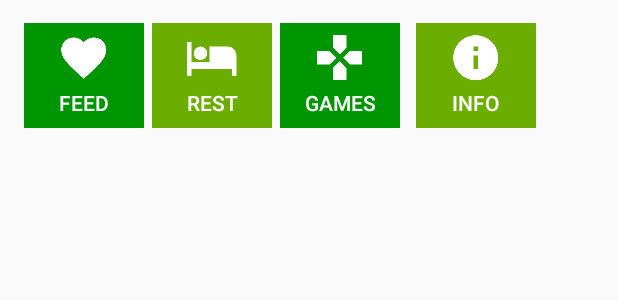
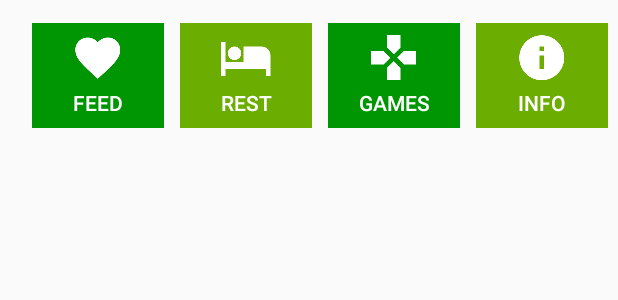
Before and after one commit to a-rmz/Pocket-zalcoatl, an Android app: the layout toolbar_activities.xml on its own in the app's theme, with its tools: preview values and no code run, on a phone screen of 412 x 824 dp. Shown: the top 300 px of the screen. Run offline under Robolectric (Android 15) with nearby library versions, the phone set to English and light mode, and no system bars.

```diff
--- a/app/build.gradle
+++ b/app/build.gradle
@@ -23,4 +23,5 @@ dependencies {
     compile fileTree(dir: 'libs', include: ['*.jar'])
     testCompile 'junit:junit:4.12'
     compile 'com.android.support:appcompat-v7:23.1.1'
+    compile 'com.android.support:design:23.2.0'
 }
--- a/app/src/main/res/layout/activity_main.xml
+++ b/app/src/main/res/layout/activity_main.xml
@@ -1,6 +1,6 @@
 <?xml version="1.0" encoding="utf-8"?>
 <RelativeLayout xmlns:android="http://schemas.android.com/apk/res/android"
-                xmlns:app="http://schemas.android.com/apk/res-auto"
+                android:id="@+id/main_screen"
                 xmlns:tools="http://schemas.android.com/tools"
                 android:orientation="vertical"
                 android:layout_width="match_parent"
--- a/app/src/main/res/layout/toolbar_activities.xml
+++ b/app/src/main/res/layout/toolbar_activities.xml
@@ -8,9 +8,15 @@
     android:padding="10dp"
     android:layout_alignParentBottom="true">
 
+
+    <LinearLayout
+        android:layout_width="wrap_content"
+        android:layout_height="wrap_content">
+
         <Button
             android:id="@+id/button_feed"
-        android:layout_width="@dimen/activity_button_width"
+            android:layout_width="0dp"
+            android:layout_weight="1"
             android:layout_height="@dimen/activity_button_height"
             style="?attr/borderlessButtonStyle"
             android:layout_margin="5dp"
@@ -18,12 +24,14 @@
             android:background="@color/colorPrimaryDark"
             android:drawableTop="@drawable/ic_favorite_white_36dp"
             android:textColor="@android:color/white"
-        android:text="Feed"/>
+            android:text="Feed"
+            />
 
 
         <Button
-        android:id="@+id/button_clean"
-        android:layout_width="@dimen/activity_button_width"
+            android:id="@+id/button_rest"
+            android:layout_width="0dp"
+            android:layout_weight="1"
             android:layout_height="@dimen/activity_button_height"
             style="?attr/borderlessButtonStyle"
             android:layout_margin="5dp"
@@ -36,7 +44,8 @@
 
         <Button
             android:id="@+id/button_games"
-        android:layout_width="@dimen/activity_button_width"
+            android:layout_width="0dp"
+            android:layout_weight="1"
             android:layout_height="@dimen/activity_button_height"
             style="?attr/borderlessButtonStyle"
             android:layout_margin="5dp"
@@ -49,7 +58,8 @@
 
         <Button
             android:id="@+id/button_info"
-        android:layout_width="@dimen/activity_button_width"
+            android:layout_width="0dp"
+            android:layout_weight="1"
             android:layout_height="@dimen/activity_button_height"
             style="?attr/borderlessButtonStyle"
             android:layout_margin="5dp"
@@ -59,4 +69,6 @@
             android:textColor="@android:color/white"
             android:text="Info"/>
 
+    </LinearLayout>
+
 </android.support.v7.widget.Toolbar>
```
Also changed, not shown: app/src/main/java/com/extremecommandos/pocket_zalcoatl/MainActivity.java (+44 -0 lines). Lines whose indentation alone changed are shown as unchanged.
